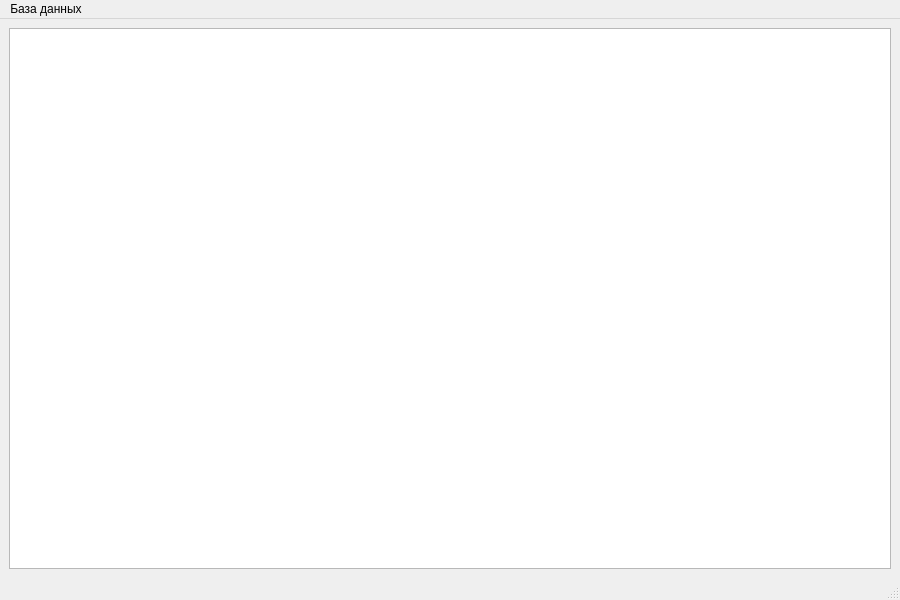
This is src/MainWindow.ui in kiselev-dmitrii/climberdb as Qt 5 draws it before an edit. The edited form follows.
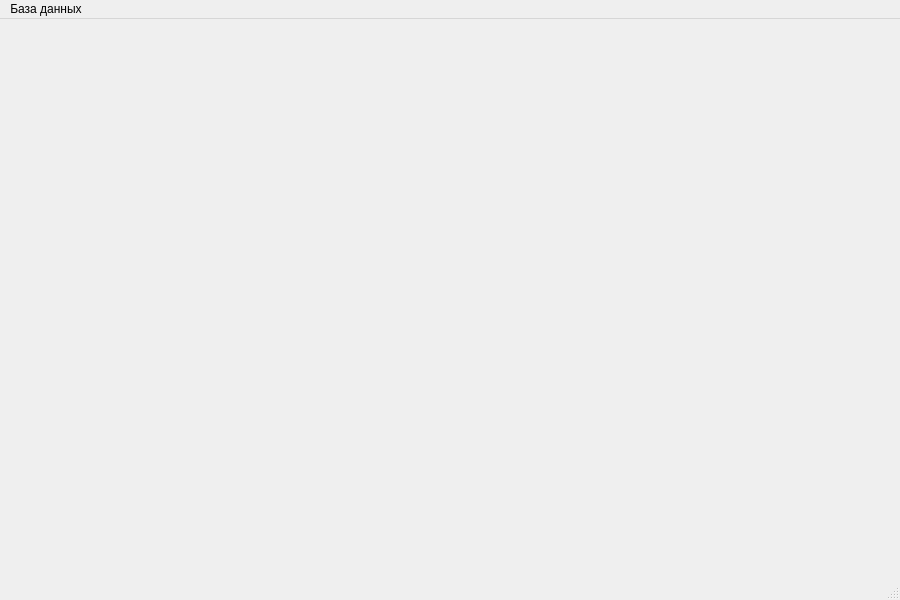
This is the edited form.

```diff
--- a/src/MainWindow.ui
+++ b/src/MainWindow.ui
@@ -16,11 +16,7 @@
   <widget class="QWidget" name="centralwidget">
    <layout class="QVBoxLayout" name="verticalLayout_2">
     <item>
-     <layout class="QVBoxLayout" name="ltMainLayout">
-      <item>
-       <widget class="QTableView" name="tvTodaySales"/>
-      </item>
-     </layout>
+     <layout class="QVBoxLayout" name="ltMainLayout"/>
     </item>
    </layout>
   </widget>
```
